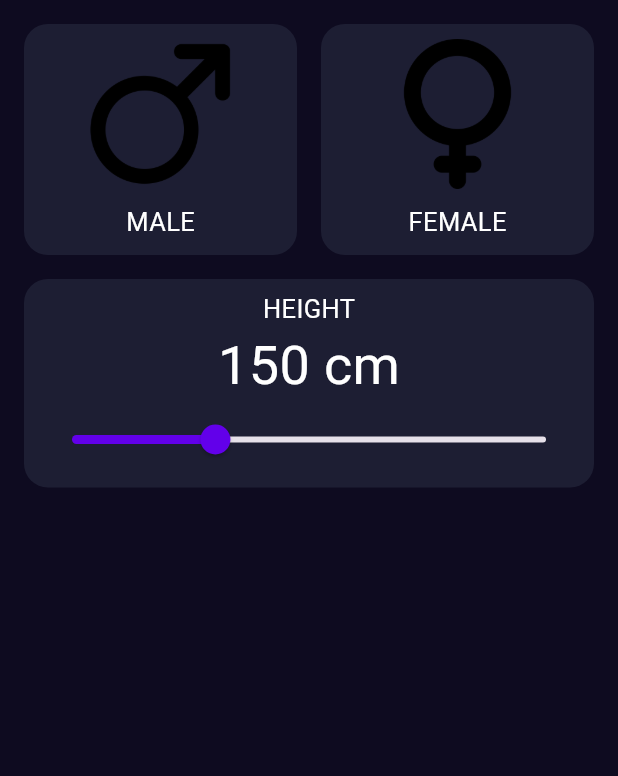
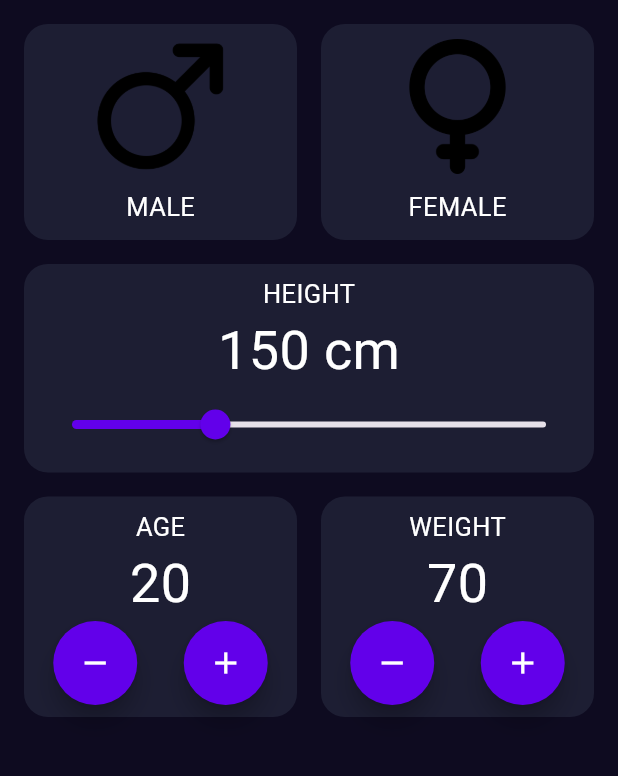
Before and after one commit to mesegr/IMC_Calc--AppCursoFlutterDart--, a Flutter app: the screen it shows after launch, on a phone screen of 412 x 824 dp, the part 84-860 px from its top. Run offline on Flutter 3.47's test engine with Material 3 defaults, Android fonts, the phone set to English and light mode, and no system bars.

Commit message:
selector de edad y peso

```diff
--- a/imc_calculator/lib/components/gender_selector.dart
+++ b/imc_calculator/lib/components/gender_selector.dart
@@ -39,7 +39,7 @@ class _GenderSelectorState extends State<GenderSelector> {
                   child: Column(
                     children: [
 
-                      Image.asset('assets/images/male.png',height: 100,),
+                      Image.asset('assets/images/male.png',height: 90,),
                       SizedBox(height: 10),
                       Text('MALE', style: TextStyles.primaryTextStyle,)
 
@@ -74,7 +74,7 @@ class _GenderSelectorState extends State<GenderSelector> {
                   child: Column(
                     children: [
 
-                      Image.asset('assets/images/female.png',height: 100,),
+                      Image.asset('assets/images/female.png',height: 90,),
                       SizedBox(height: 10),
                       Text('FEMALE', style: TextStyles.primaryTextStyle,)
 
--- a/imc_calculator/lib/components/number_selector.dart
+++ b/imc_calculator/lib/components/number_selector.dart
@@ -0,0 +1,46 @@
+import 'package:flutter/material.dart';
+import 'package:imc_calculator/core/app_colors.dart';
+import 'package:imc_calculator/core/text_styles.dart';
+
+class NumberSelector extends StatefulWidget {
+  final String title;
+  final int value;
+  final Function() onIncrement;
+  final Function() onDecrement;
+  const NumberSelector({super.key, required this.title, required this.value,required this.onIncrement, required this.onDecrement});
+
+  @override
+  State<NumberSelector> createState() => _NumberSelectorState();
+}
+
+class _NumberSelectorState extends State<NumberSelector> {
+  @override
+  Widget build(BuildContext context) {
+    return Container(
+
+      decoration: BoxDecoration(
+          borderRadius: BorderRadius.circular(16),
+          color: AppColors.backgroundComponent,
+      ),
+      child: Padding(
+        padding: const EdgeInsets.all(8.0),
+        child: Column(
+
+          children: [
+
+            Text(widget.title, style: TextStyles.primaryTextStyle,),
+            Text(widget.value.toString(),style: TextStyle(color: Colors.white, fontSize: 36),),
+            Row(
+              mainAxisAlignment: MainAxisAlignment.spaceEvenly,
+              children: [
+                FloatingActionButton(onPressed: () {widget.onDecrement();}, shape: CircleBorder(),backgroundColor: AppColors.primary,child: Icon(Icons.remove,color: Colors.white),),
+                SizedBox(width: 8,),
+                FloatingActionButton(onPressed: () {widget.onIncrement();}, shape: CircleBorder(),backgroundColor: AppColors.primary,child: Icon(Icons.add,color: Colors.white),)
+              ],
+            ),
+          ],
+        ),
+      ),
+    );
+  }
+}
--- a/imc_calculator/lib/screens/imc_home_screen.dart
+++ b/imc_calculator/lib/screens/imc_home_screen.dart
@@ -1,6 +1,7 @@
 import 'package:flutter/material.dart';
 import 'package:imc_calculator/components/gender_selector.dart';
 import 'package:imc_calculator/components/height_selector.dart';
+import 'package:imc_calculator/components/number_selector.dart';
 
 class ImcHome extends StatefulWidget {
   const ImcHome({super.key});
@@ -10,6 +11,8 @@ class ImcHome extends StatefulWidget {
 }
 
 class _ImcHomeState extends State<ImcHome> {
+  int selectedAge = 20;
+  int selectedWeight = 70;
   @override
   Widget build(BuildContext context) {
     return Column(
@@ -19,8 +22,54 @@ class _ImcHomeState extends State<ImcHome> {
         GenderSelector(),
         HeightSelector(),
 
+        Padding(
+          padding: const EdgeInsets.only(left: 16,right: 16),
+          child: Row(
+
+            children: [
+
+              Expanded(child: NumberSelector(title: 'AGE', value: selectedAge,
+              onIncrement:() {
+
+                setState(() {
+
+                  selectedAge++;
+
+                });
+
+              },onDecrement: () {
+
+                setState(() {
+
+                  selectedAge--;
+
+                });
+
+              },)),
+              SizedBox(width: 16,),
+              Expanded(child: NumberSelector(title: 'WEIGHT', value: selectedWeight,
+              onIncrement:() {
+
+                setState(() {
+
+                  selectedWeight++;
+
+                });
+
+              },onDecrement: () {
+
+                setState(() {
+
+                  selectedWeight--;
+
+                });
+
+              },)),
+
+            ],
+          ),
+        )
       ],
-
     );
   }
 }
```
